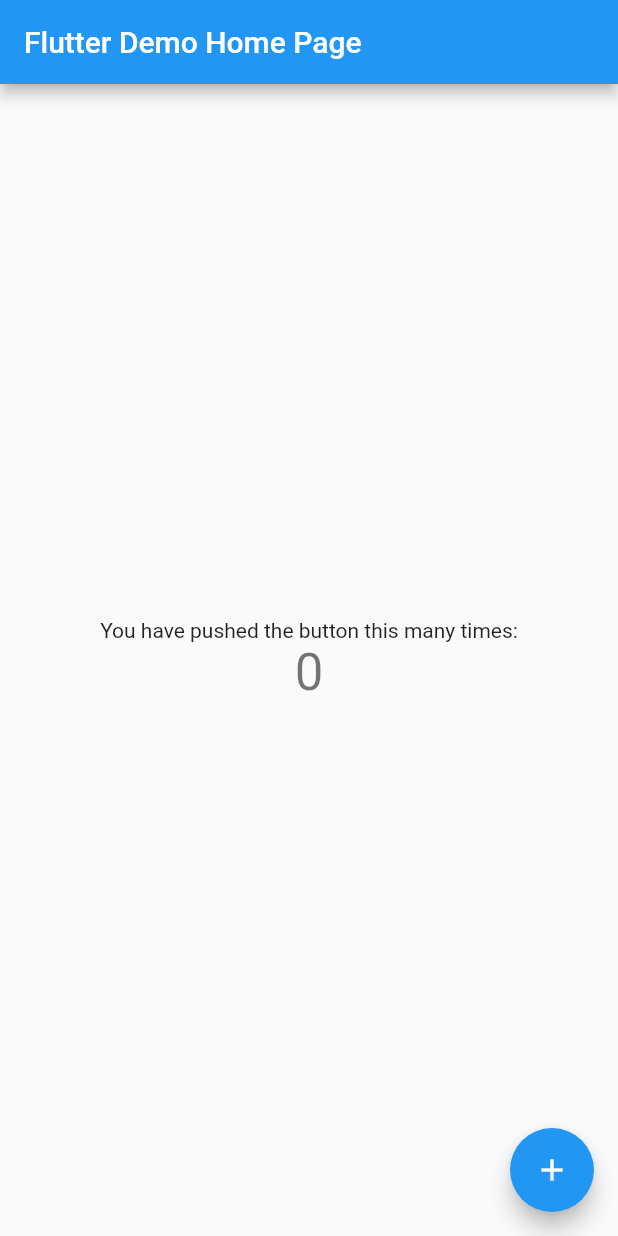
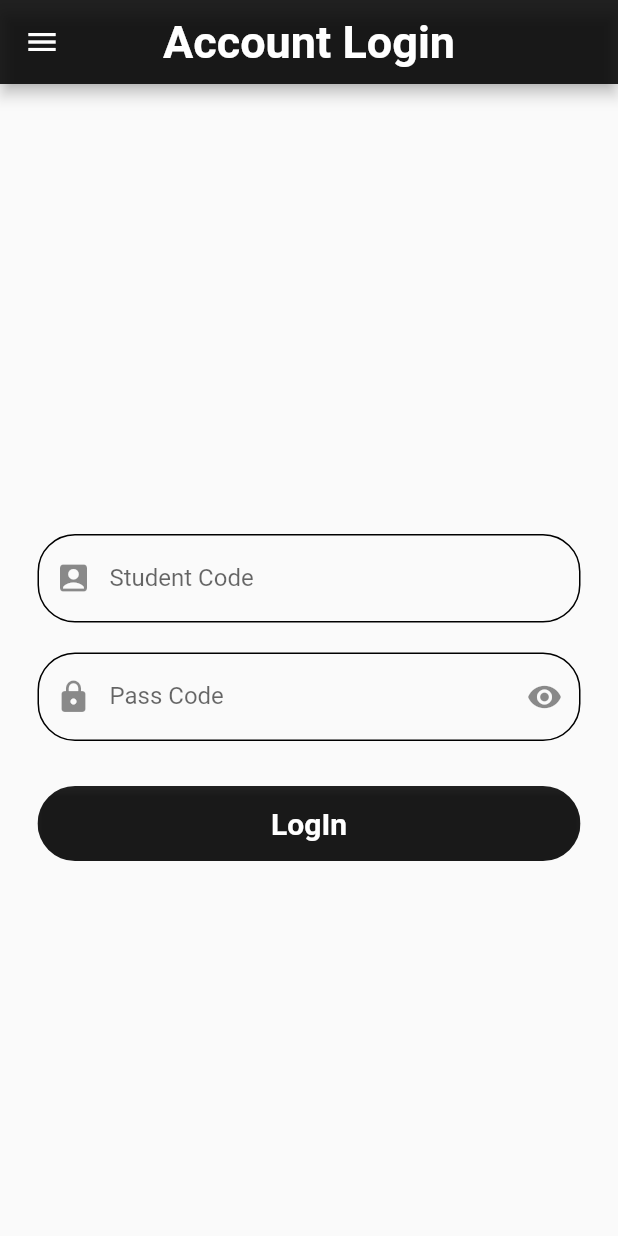
Before and after one commit to ehabatef205/graduation_project_app, a Flutter app: the screen it shows after launch, on a phone screen of 412 x 824 dp. Run offline on Flutter 3.47's test engine with Material 2 defaults, Android fonts, the phone set to English and light mode, and no system bars.

Commit message:
Login Screen

```diff
--- /dev/null
+++ b/lib/LogIn_Screen.dart
@@ -0,0 +1,135 @@
+import 'package:flutter/cupertino.dart';
+import 'package:flutter/material.dart';
+
+class LogIn_Screen extends StatelessWidget{
+  var student_Code = TextEditingController();
+  var pass_Code = TextEditingController();
+  @override
+  Widget build(BuildContext context) {
+    return Scaffold(
+      appBar: AppBar(
+        backgroundColor: Colors.black87,
+        centerTitle: true,
+        leading: IconButton(
+          onPressed: () {},
+          icon: Icon(
+            Icons.menu,
+          ),
+        ),
+        title: const Text(
+          'Account Login',
+          style: TextStyle(
+            fontSize: 30.0,
+            fontWeight: FontWeight.bold,
+          ),
+        ),
+      ),
+      body: Padding(
+        padding: const EdgeInsets.all(25.0),
+        child: Column(
+          mainAxisAlignment: MainAxisAlignment.center,
+          children: [
+            const SizedBox(
+              height: 50.0,
+            ),
+            //Student Code
+            TextFormField(
+              controller: student_Code,
+              keyboardType: TextInputType.number,
+              decoration: InputDecoration(
+                enabledBorder: OutlineInputBorder(
+                  borderRadius: BorderRadius.circular(25.0),
+                ),
+                focusedBorder: OutlineInputBorder(
+                  borderRadius: BorderRadius.circular(25.0),
+                ),
+                errorBorder: OutlineInputBorder(
+                  borderSide: BorderSide(
+                    color: Colors.red,
+                  ),
+                  borderRadius: BorderRadius.circular(25.0),
+                ),
+                focusedErrorBorder: OutlineInputBorder(
+                  borderSide: BorderSide(
+                    color: Colors.red,
+                  ),
+                  borderRadius: BorderRadius.circular(25.0),
+                ),
+                labelText: 'Student Code',
+                border: OutlineInputBorder(),
+                prefixIcon: Icon(
+                  Icons.account_box,
+                ),
+              ),
+            ),
+            const SizedBox(
+              height: 20.0,
+            ),
+            //Pass Code
+            TextFormField(
+              controller: pass_Code,
+              keyboardType: TextInputType.visiblePassword,
+              obscureText: true,
+              decoration: InputDecoration(
+                enabledBorder: OutlineInputBorder(
+                  borderRadius: BorderRadius.circular(25.0),
+                ),
+                focusedBorder: OutlineInputBorder(
+                  borderRadius: BorderRadius.circular(25.0),
+                ),
+                errorBorder: OutlineInputBorder(
+                  borderSide: BorderSide(
+                    color: Colors.red,
+                  ),
+                  borderRadius: BorderRadius.circular(25.0),
+                ),
+                focusedErrorBorder: OutlineInputBorder(
+                  borderSide: BorderSide(
+                    color: Colors.red,
+                  ),
+                  borderRadius: BorderRadius.circular(25.0),
+                ),
+                labelText: 'Pass Code',
+                border: OutlineInputBorder(),
+                prefixIcon: Icon(
+                  Icons.lock,
+                ),
+                suffixIcon: Icon(
+                  Icons.remove_red_eye,
+                ),
+              ),
+            ),
+            const SizedBox(
+              height: 30.0,
+            ),
+            //LogIn
+            Container(
+              width: double.infinity,
+              clipBehavior: Clip.antiAliasWithSaveLayer,
+              decoration: BoxDecoration(
+                borderRadius: BorderRadius.circular(25.0),
+              ),
+              child: MaterialButton(
+                onPressed: () {
+                  print(student_Code.text);
+                  print(pass_Code.text);
+                },
+                color: Colors.black87,
+                height: 50.0,
+                child: const Text(
+                  'LogIn',
+                  style: TextStyle(
+                    color: Colors.white,
+                    fontWeight: FontWeight.bold,
+                    fontSize: 20.0,
+                  ),
+                ),
+              ),
+            ),
+          ],
+        ),
+      ),
+    );
+  }
+
+}
--- a/lib/main.dart
+++ b/lib/main.dart
@@ -1,115 +1,17 @@
 import 'package:flutter/material.dart';
+import 'package:graduation_project_app/LogIn_Screen.dart';
 
 void main() {
-  runApp(const MyApp());
+  runApp(MyApp());
 }
 
 class MyApp extends StatelessWidget {
-  const MyApp({super.key});
-
   // This widget is the root of your application.
   @override
   Widget build(BuildContext context) {
     return MaterialApp(
-      title: 'Flutter Demo',
-      theme: ThemeData(
-        // This is the theme of your application.
-        //
-        // Try running your application with "flutter run". You'll see the
-        // application has a blue toolbar. Then, without quitting the app, try
-        // changing the primarySwatch below to Colors.green and then invoke
-        // "hot reload" (press "r" in the console where you ran "flutter run",
-        // or simply save your changes to "hot reload" in a Flutter IDE).
-        // Notice that the counter didn't reset back to zero; the application
-        // is not restarted.
-        primarySwatch: Colors.blue,
-      ),
-      home: const MyHomePage(title: 'Flutter Demo Home Page'),
+      debugShowCheckedModeBanner: false,
+      home: LogIn_Screen(),
     );
   }
 }
-
-class MyHomePage extends StatefulWidget {
-  const MyHomePage({super.key, required this.title});
-
-  // This widget is the home page of your application. It is stateful, meaning
-  // that it has a State object (defined below) that contains fields that affect
-  // how it looks.
-
-  // This class is the configuration for the state. It holds the values (in this
-  // case the title) provided by the parent (in this case the App widget) and
-  // used by the build method of the State. Fields in a Widget subclass are
-  // always marked "final".
-
-  final String title;
-
-  @override
-  State<MyHomePage> createState() => _MyHomePageState();
-}
-
-class _MyHomePageState extends State<MyHomePage> {
-  int _counter = 0;
-
-  void _incrementCounter() {
-    setState(() {
-      // This call to setState tells the Flutter framework that something has
-      // changed in this State, which causes it to rerun the build method below
-      // so that the display can reflect the updated values. If we changed
-      // _counter without calling setState(), then the build method would not be
-      // called again, and so nothing would appear to happen.
-      _counter++;
-    });
-  }
-
-  @override
-  Widget build(BuildContext context) {
-    // This method is rerun every time setState is called, for instance as done
-    // by the _incrementCounter method above.
-    //
-    // The Flutter framework has been optimized to make rerunning build methods
-    // fast, so that you can just rebuild anything that needs updating rather
-    // than having to individually change instances of widgets.
-    return Scaffold(
-      appBar: AppBar(
-        // Here we take the value from the MyHomePage object that was created by
-        // the App.build method, and use it to set our appbar title.
-        title: Text(widget.title),
-      ),
-      body: Center(
-        // Center is a layout widget. It takes a single child and positions it
-        // in the middle of the parent.
-        child: Column(
-          // Column is also a layout widget. It takes a list of children and
-          // arranges them vertically. By default, it sizes itself to fit its
-          // children horizontally, and tries to be as tall as its parent.
-          //
-          // Invoke "debug painting" (press "p" in the console, choose the
-          // "Toggle Debug Paint" action from the Flutter Inspector in Android
-          // Studio, or the "Toggle Debug Paint" command in Visual Studio Code)
-          // to see the wireframe for each widget.
-          //
-          // Column has various properties to control how it sizes itself and
-          // how it positions its children. Here we use mainAxisAlignment to
-          // center the children vertically; the main axis here is the vertical
-          // axis because Columns are vertical (the cross axis would be
-          // horizontal).
-          mainAxisAlignment: MainAxisAlignment.center,
-          children: <Widget>[
-            const Text(
-              'You have pushed the button this many times:',
-            ),
-            Text(
-              '$_counter',
-              style: Theme.of(context).textTheme.headline4,
-            ),
-          ],
-        ),
-      ),
-      floatingActionButton: FloatingActionButton(
-        onPressed: _incrementCounter,
-        tooltip: 'Increment',
-        child: const Icon(Icons.add),
-      ), // This trailing comma makes auto-formatting nicer for build methods.
-    );
-  }
-}
```
Also changed, not shown: pubspec.lock.
